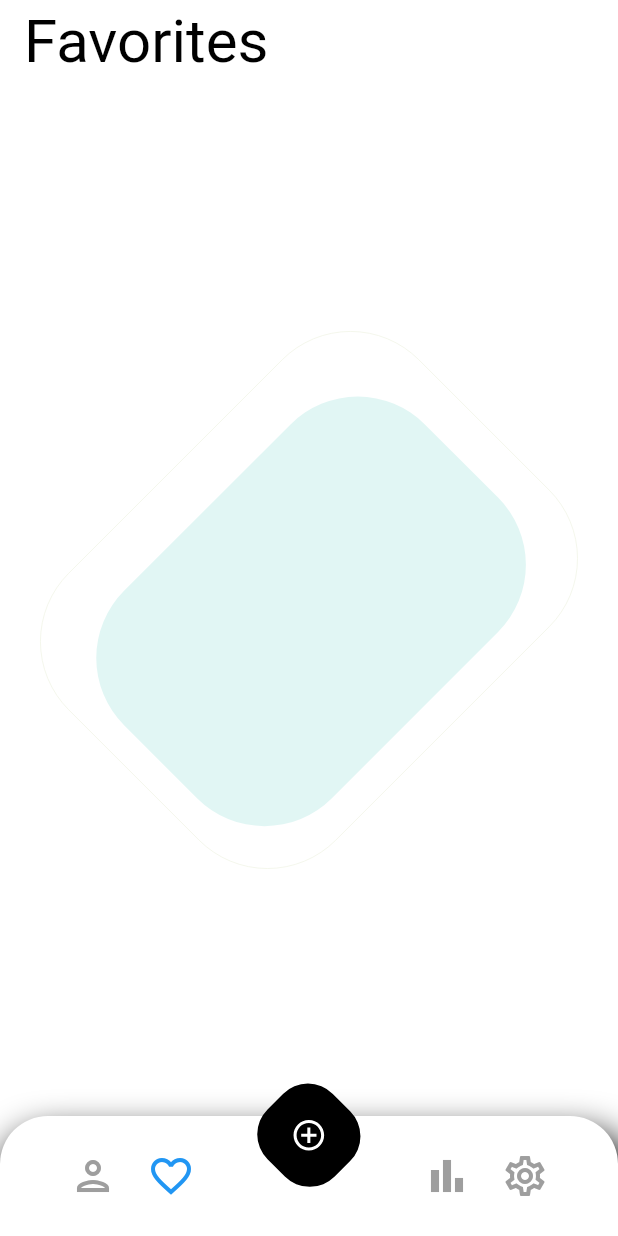
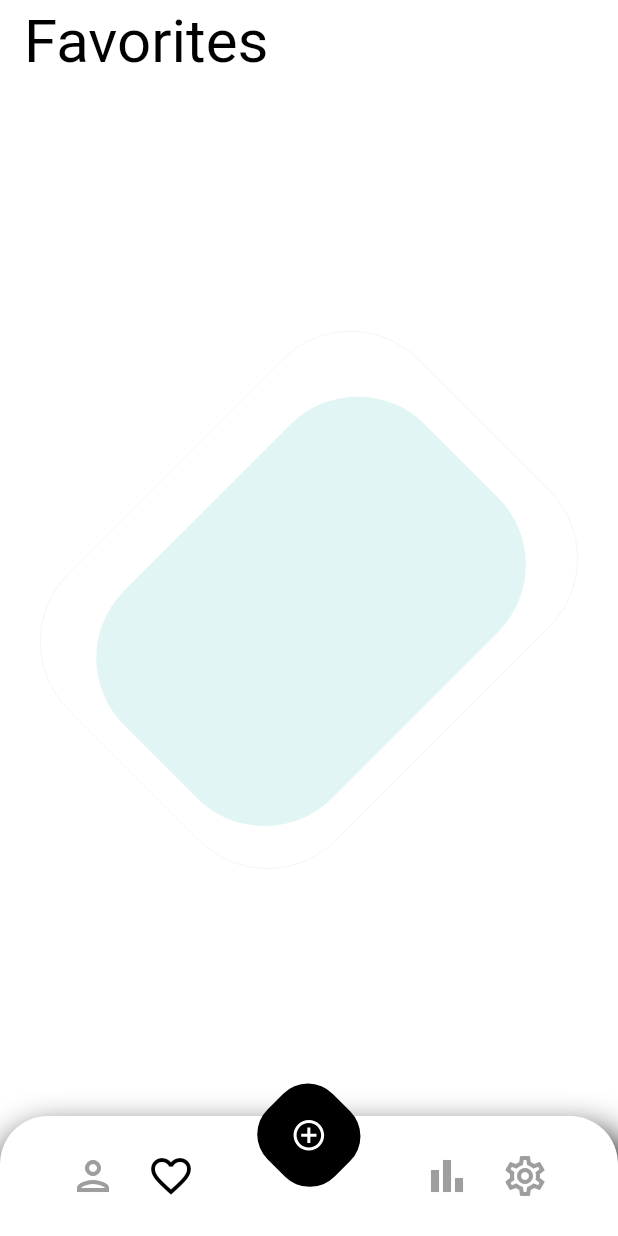
Before and after one commit to mostafa-aziz/pomodoro-timer, a Flutter app: the screen it shows after launch, swiped to page 2, on a phone screen of 412 x 824 dp. Run offline on Flutter 3.47's test engine with Material 2 defaults, Android fonts, the phone set to English and light mode, and no system bars; our stand-ins replace dartx, flutter_mobx, flutter_svg, mobx, permission_handler, shared_preferences and 1 more; generated files the repository leaves out were written again; network calls fail.

Commit message:
Added helper method for getting color

```diff
--- a/lib/widgets/app_navigation_bar.dart
+++ b/lib/widgets/app_navigation_bar.dart
@@ -46,7 +46,7 @@ class _CustomBottomNavigationBarState extends State<AppNavigationBar> {
                 size: 32.0,
               ),
               onPressed: () => widget.onTap(0),
-              color: widget.selectedIndex == 0 ? Colors.blue : Colors.grey,
+              color: _getOutlineColorForButton(0),
             ),
             const SizedBox(width: 4.0),
             SizedBox(
@@ -56,7 +56,7 @@ class _CustomBottomNavigationBarState extends State<AppNavigationBar> {
                   size: 32.0,
                 ),
                 onPressed: () => widget.onTap(1),
-                color: widget.selectedIndex == 1 ? Colors.blue : Colors.grey,
+                color: _getOutlineColorForButton(1),
               ),
             ),
             const SizedBox(width: 4.0),
@@ -74,7 +74,7 @@ class _CustomBottomNavigationBarState extends State<AppNavigationBar> {
                             'assets/icons/nav_button_timer.svg',
                           ),
                     onPressed: () => widget.onTap(2),
-                    color: widget.selectedIndex == 2 ? Colors.blue : Colors.grey,
+                    color: _getOutlineColorForButton(2),
                     padding: EdgeInsets.zero,
                   ),
                 ),
@@ -88,7 +88,7 @@ class _CustomBottomNavigationBarState extends State<AppNavigationBar> {
                   size: 32.0,
                 ),
                 onPressed: () => widget.onTap(3),
-                color: widget.selectedIndex == 3 ? Colors.blue : Colors.grey,
+                color: _getOutlineColorForButton(3),
               ),
             ),
             const SizedBox(width: 4.0),
@@ -99,10 +99,12 @@ class _CustomBottomNavigationBarState extends State<AppNavigationBar> {
                   size: 32.0,
                 ),
                 onPressed: () => widget.onTap(4),
-                color: widget.selectedIndex == 4 ? Colors.blue : Colors.grey,
+                color: _getOutlineColorForButton(4),
               ),
             ),
           ],
         ),
       );
+
+  Color _getOutlineColorForButton(int index) => widget.selectedIndex == index ? Colors.black : Colors.grey;
 }
```
